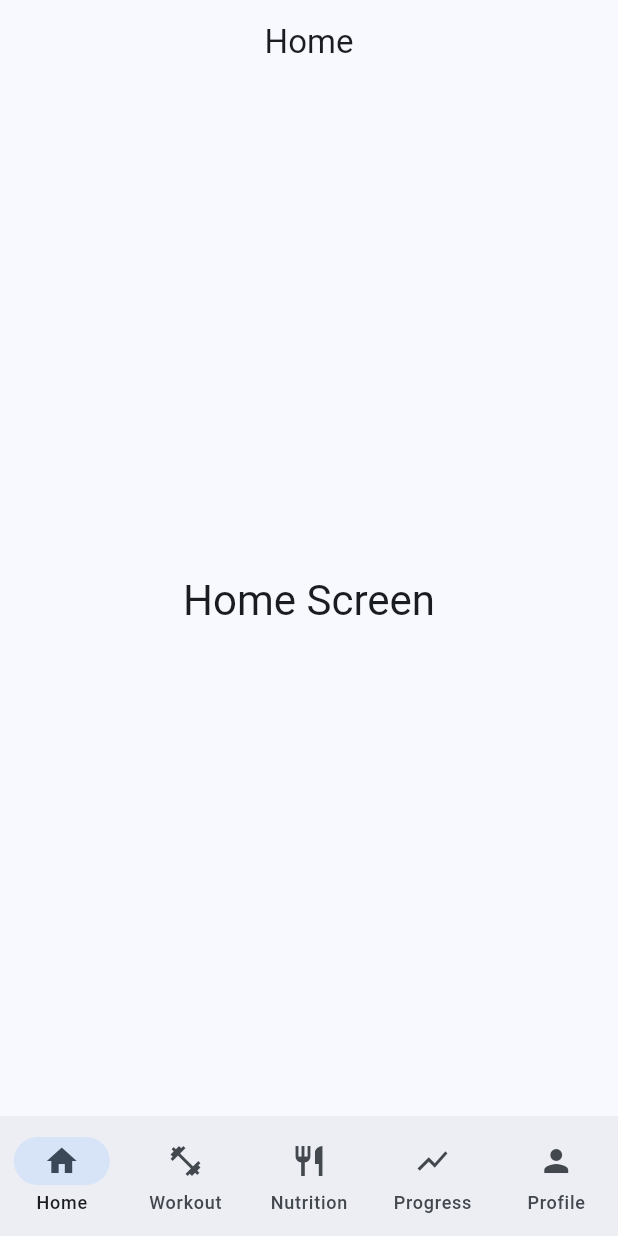
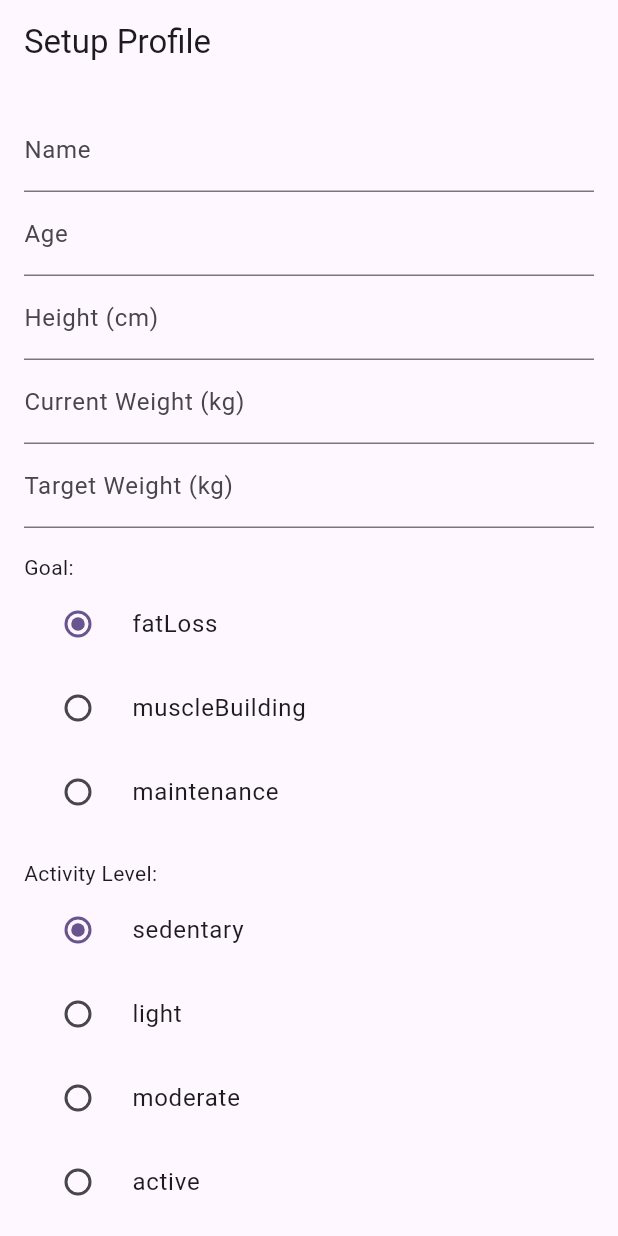
Before and after one commit to thanseer02/fitness_app, a Flutter app: the screen it shows after launch, on a phone screen of 412 x 824 dp. Run offline on Flutter 3.47's test engine with Material 3 defaults, Android fonts, the phone set to English and light mode, and no system bars; our stand-ins replace flutter_riverpod, isar; accounts and stored records are empty; generated files the repository leaves out were written again.

Commit message:
feat: implement user profile model, Isar database provider, and initial onboarding and home screens

```diff
--- a/lib/main.dart
+++ b/lib/main.dart
@@ -1,85 +1,46 @@
 import 'package:flutter/material.dart';
 import 'package:flutter_riverpod/flutter_riverpod.dart';
-import 'core/theme/app_theme.dart';
+import 'screens/onboarding_screen.dart';
+import 'screens/home_screen.dart';
+import 'providers/user_profile_provider.dart';
 
 void main() {
   runApp(
     const ProviderScope(
-      child: FitJourneyApp(),
+      child: MyApp(),
     ),
   );
 }
 
-class FitJourneyApp extends StatelessWidget {
-  const FitJourneyApp({super.key});
+class MyApp extends ConsumerWidget {
+  const MyApp({super.key});
 
   @override
-  Widget build(BuildContext context) {
+  Widget build(BuildContext context, WidgetRef ref) {
+    final profileState = ref.watch(userProfileNotifierProvider);
+
     return MaterialApp(
       title: 'FitJourney',
-      theme: AppTheme.lightTheme,
-      darkTheme: AppTheme.darkTheme,
-      themeMode: ThemeMode.system,
-      home: const MainScreen(),
-    );
-  }
-}
-
-class MainScreen extends StatefulWidget {
-  const MainScreen({super.key});
-
-  @override
-  State<MainScreen> createState() => _MainScreenState();
-}
-
-class _MainScreenState extends State<MainScreen> {
-  int _currentIndex = 0;
-
-  final List<Widget> _screens = [
-    const PlaceholderScreen(title: 'Home'),
-    const PlaceholderScreen(title: 'Workout'),
-    const PlaceholderScreen(title: 'Nutrition'),
-    const PlaceholderScreen(title: 'Progress'),
-    const PlaceholderScreen(title: 'Profile'),
-  ];
-
-  @override
-  Widget build(BuildContext context) {
-    return Scaffold(
-      body: _screens[_currentIndex],
-      bottomNavigationBar: NavigationBar(
-        selectedIndex: _currentIndex,
-        onDestinationSelected: (index) {
-          setState(() {
-            _currentIndex = index;
-          });
+      theme: ThemeData(
+        colorScheme: ColorScheme.fromSeed(seedColor: Colors.deepPurple),
+        useMaterial3: true,
+      ),
+      home: profileState.when(
+        data: (profile) {
+          if (profile == null) {
+            return const OnboardingScreen();
+          }
+          return const HomeScreen();
         },
-        destinations: const [
-          NavigationDestination(icon: Icon(Icons.home), label: 'Home'),
-          NavigationDestination(icon: Icon(Icons.fitness_center), label: 'Workout'),
-          NavigationDestination(icon: Icon(Icons.restaurant), label: 'Nutrition'),
-          NavigationDestination(icon: Icon(Icons.show_chart), label: 'Progress'),
-          NavigationDestination(icon: Icon(Icons.person), label: 'Profile'),
-        ],
-      ),
-    );
-  }
-}
-
-class PlaceholderScreen extends StatelessWidget {
-  final String title;
-  const PlaceholderScreen({super.key, required this.title});
-
-  @override
-  Widget build(BuildContext context) {
-    return Scaffold(
-      appBar: AppBar(
-        title: Text(title),
-      ),
-      body: Center(
-        child: Text(
-          '$title Screen',
-          style: Theme.of(context).textTheme.headlineMedium,
+        loading: () => const Scaffold(
+          body: Center(
+            child: CircularProgressIndicator(),
+          ),
+        ),
+        error: (e, st) => Scaffold(
+          body: Center(
+            child: Text('Error initializing app: $e'),
+          ),
         ),
       ),
     );
--- /dev/null
+++ b/lib/models/user_profile.dart
@@ -0,0 +1,33 @@
+import 'package:isar/isar.dart';
+
+part 'user_profile.g.dart';
+
+enum Goal {
+  fatLoss,
+  muscleBuilding,
+  maintenance,
+}
+
+enum ActivityLevel {
+  sedentary,
+  light,
+  moderate,
+  active,
+}
+
+@collection
+class UserProfile {
+  Id id = Isar.autoIncrement;
+
+  late String name;
+  late int age;
+  late double height; // in cm
+  late double currentWeight; // in kg
+  late double targetWeight; // in kg
+
+  @enumerated
+  late Goal goal;
+
+  @enumerated
+  late ActivityLevel activityLevel;
+}
--- /dev/null
+++ b/lib/screens/home_screen.dart
@@ -0,0 +1,48 @@
+import 'package:flutter/material.dart';
+import 'package:flutter_riverpod/flutter_riverpod.dart';
+import '../providers/user_profile_provider.dart';
+
+class HomeScreen extends ConsumerWidget {
+  const HomeScreen({super.key});
+
+  @override
+  Widget build(BuildContext context, WidgetRef ref) {
+    final profileState = ref.watch(userProfileNotifierProvider);
+
+    return Scaffold(
+      appBar: AppBar(title: const Text('Home')),
+      body: profileState.when(
+        data: (profile) {
+          if (profile == null) {
+            return const Center(child: Text('No profile found.'));
+          }
+          return ListView(
+            padding: const EdgeInsets.all(16),
+            children: [
+              Text('Welcome, ${profile.name}!', style: Theme.of(context).textTheme.headlineMedium),
+              const SizedBox(height: 16),
+              Card(
+                child: Padding(
+                  padding: const EdgeInsets.all(16.0),
+                  child: Column(
+                    crossAxisAlignment: CrossAxisAlignment.start,
+                    children: [
+                      Text('Age: ${profile.age}'),
+                      Text('Height: ${profile.height} cm'),
+                      Text('Current Weight: ${profile.currentWeight} kg'),
+                      Text('Target Weight: ${profile.targetWeight} kg'),
+                      Text('Goal: ${profile.goal.name}'),
+                      Text('Activity Level: ${profile.activityLevel.name}'),
+                    ],
+                  ),
+                ),
+              ),
+            ],
+          );
+        },
+        loading: () => const Center(child: CircularProgressIndicator()),
+        error: (e, st) => Center(child: Text('Error: $e')),
+      ),
+    );
+  }
+}
--- /dev/null
+++ b/lib/screens/onboarding_screen.dart
@@ -0,0 +1,116 @@
+import 'package:flutter/material.dart';
+import 'package:flutter_riverpod/flutter_riverpod.dart';
+import '../models/user_profile.dart';
+import '../providers/user_profile_provider.dart';
+import 'home_screen.dart';
+
+class OnboardingScreen extends ConsumerStatefulWidget {
+  const OnboardingScreen({super.key});
+
+  @override
+  ConsumerState<OnboardingScreen> createState() => _OnboardingScreenState();
+}
+
+class _OnboardingScreenState extends ConsumerState<OnboardingScreen> {
+  final _formKey = GlobalKey<FormState>();
+
+  String _name = '';
+  int _age = 0;
+  double _height = 0;
+  double _currentWeight = 0;
+  double _targetWeight = 0;
+  Goal _goal = Goal.fatLoss;
+  ActivityLevel _activityLevel = ActivityLevel.sedentary;
+
+  Future<void> _submit() async {
+    if (_formKey.currentState!.validate()) {
+      _formKey.currentState!.save();
+
+      final profile = UserProfile()
+        ..name = _name
+        ..age = _age
+        ..height = _height
+        ..currentWeight = _currentWeight
+        ..targetWeight = _targetWeight
+        ..goal = _goal
+        ..activityLevel = _activityLevel;
+
+      await ref.read(userProfileNotifierProvider.notifier).saveProfile(profile);
+
+      if (mounted) {
+        Navigator.of(context).pushReplacement(
+          MaterialPageRoute(builder: (_) => const HomeScreen()),
+        );
+      }
+    }
+  }
+
+  @override
+  Widget build(BuildContext context) {
+    return Scaffold(
+      appBar: AppBar(title: const Text('Setup Profile')),
+      body: Form(
+        key: _formKey,
+        child: ListView(
+          padding: const EdgeInsets.all(16),
+          children: [
+            TextFormField(
+              decoration: const InputDecoration(labelText: 'Name'),
+              validator: (v) => v == null || v.isEmpty ? 'Required' : null,
+              onSaved: (v) => _name = v!,
+            ),
+            TextFormField(
+              decoration: const InputDecoration(labelText: 'Age'),
+              keyboardType: TextInputType.number,
+              validator: (v) => v == null || int.tryParse(v) == null ? 'Invalid' : null,
+              onSaved: (v) => _age = int.parse(v!),
+            ),
+            TextFormField(
+              decoration: const InputDecoration(labelText: 'Height (cm)'),
+              keyboardType: TextInputType.number,
+              validator: (v) => v == null || double.tryParse(v) == null ? 'Invalid' : null,
+              onSaved: (v) => _height = double.parse(v!),
+            ),
+            TextFormField(
+              decoration: const InputDecoration(labelText: 'Current Weight (kg)'),
+              keyboardType: TextInputType.number,
+              validator: (v) => v == null || double.tryParse(v) == null ? 'Invalid' : null,
+              onSaved: (v) => _currentWeight = double.parse(v!),
+            ),
+            TextFormField(
+              decoration: const InputDecoration(labelText: 'Target Weight (kg)'),
+              keyboardType: TextInputType.number,
+              validator: (v) => v == null || double.tryParse(v) == null ? 'Invalid' : null,
+              onSaved: (v) => _targetWeight = double.parse(v!),
+            ),
+            const SizedBox(height: 16),
+            const Text('Goal:'),
+            ...Goal.values.map(
+              (g) => RadioListTile<Goal>(
+                title: Text(g.name),
+                value: g,
+                groupValue: _goal,
+                onChanged: (v) => setState(() => _goal = v!),
+              ),
+            ),
+            const SizedBox(height: 16),
+            const Text('Activity Level:'),
+            ...ActivityLevel.values.map(
+              (a) => RadioListTile<ActivityLevel>(
+                title: Text(a.name),
+                value: a,
+                groupValue: _activityLevel,
+                onChanged: (v) => setState(() => _activityLevel = v!),
+              ),
+            ),
+            const SizedBox(height: 32),
+            ElevatedButton(
+              onPressed: _submit,
+              child: const Text('Submit'),
+            ),
+          ],
+        ),
+      ),
+    );
+  }
+}
```
Also changed, not shown: analysis_options.yaml (+9 -0 lines), lib/providers/isar_provider.dart (added, +12 -0 lines), lib/providers/user_profile_provider.dart (added, +29 -0 lines), pubspec.yaml (+1 -71 lines), lib/models/user_profile.g.dart (added), pubspec.lock.
